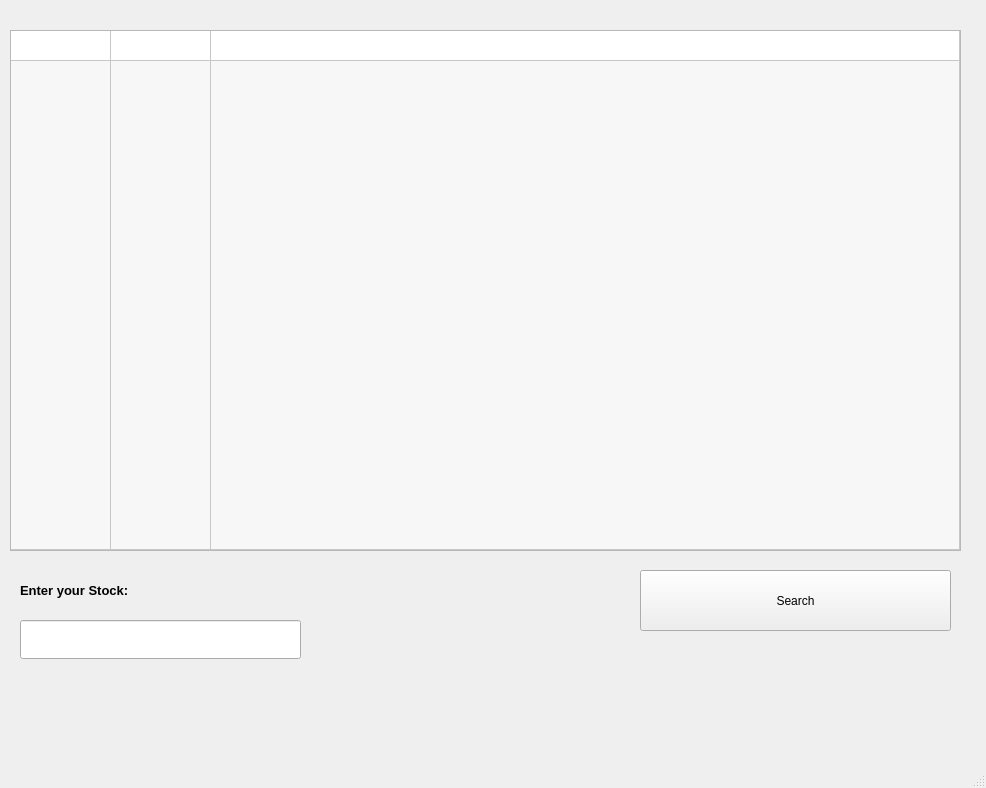
Above: main.ui from zethsqx/simple-qf-calc-py before the change. Below: the same form after it.
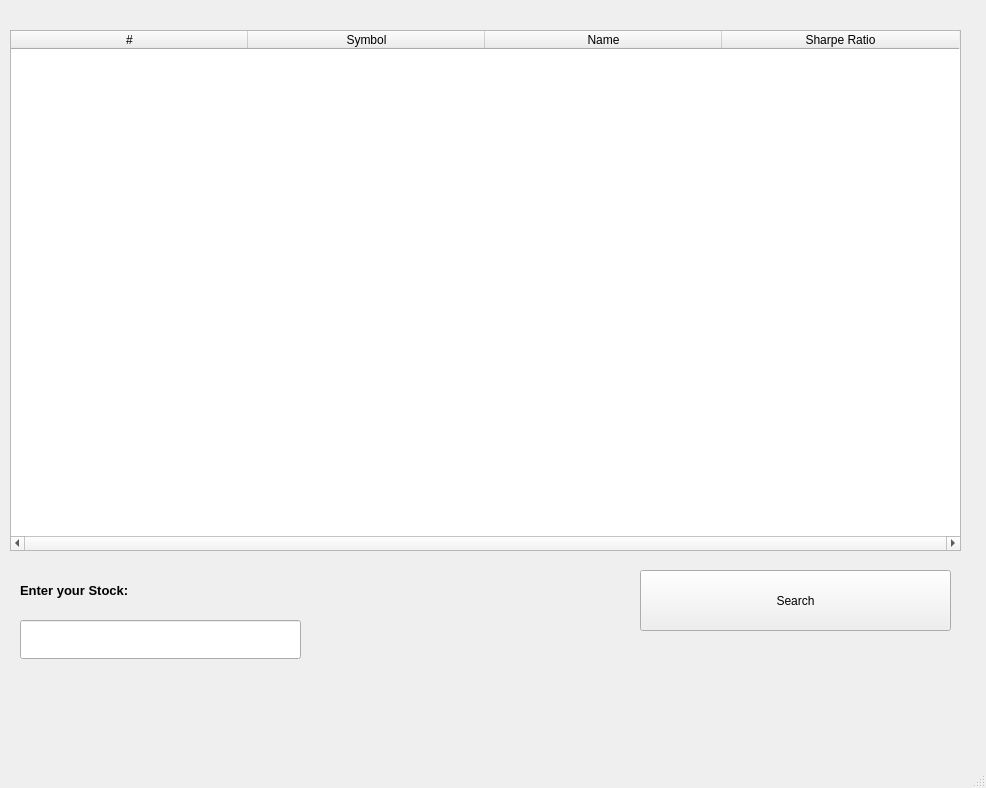
That is the form after the change.

Commit message: changes to ui now can add multiple stocks added gitignore to remove pycache

What changed in the file:
```diff
--- a/main.ui
+++ b/main.ui
@@ -29,6 +29,24 @@
       <height>521</height>
      </rect>
     </property>
+    <property name="sizePolicy">
+     <sizepolicy hsizetype="Expanding" vsizetype="Expanding">
+      <horstretch>0</horstretch>
+      <verstretch>0</verstretch>
+     </sizepolicy>
+    </property>
+    <property name="toolTip">
+     <string>&lt;html&gt;&lt;head/&gt;&lt;body&gt;&lt;p&gt;&lt;br/&gt;&lt;/p&gt;&lt;/body&gt;&lt;/html&gt;</string>
+    </property>
+    <property name="horizontalScrollBarPolicy">
+     <enum>Qt::ScrollBarAlwaysOn</enum>
+    </property>
+    <property name="sizeAdjustPolicy">
+     <enum>QAbstractScrollArea::AdjustToContents</enum>
+    </property>
+    <property name="editTriggers">
+     <set>QAbstractItemView::NoEditTriggers</set>
+    </property>
     <property name="dragDropOverwriteMode">
      <bool>true</bool>
     </property>
@@ -45,22 +63,25 @@
      <bool>true</bool>
     </property>
     <property name="rowCount">
-     <number>2</number>
+     <number>0</number>
     </property>
     <property name="columnCount">
-     <number>3</number>
+     <number>4</number>
     </property>
     <attribute name="horizontalHeaderVisible">
-     <bool>false</bool>
+     <bool>true</bool>
     </attribute>
     <attribute name="horizontalHeaderCascadingSectionResizes">
      <bool>true</bool>
     </attribute>
+    <attribute name="horizontalHeaderDefaultSectionSize">
+     <number>237</number>
+    </attribute>
     <attribute name="horizontalHeaderShowSortIndicator" stdset="0">
      <bool>true</bool>
     </attribute>
     <attribute name="horizontalHeaderStretchLastSection">
-     <bool>true</bool>
+     <bool>false</bool>
     </attribute>
     <attribute name="verticalHeaderVisible">
      <bool>false</bool>
@@ -68,17 +89,38 @@
     <attribute name="verticalHeaderCascadingSectionResizes">
      <bool>true</bool>
     </attribute>
+    <attribute name="verticalHeaderDefaultSectionSize">
+     <number>66</number>
+    </attribute>
+    <attribute name="verticalHeaderMinimumSectionSize">
+     <number>49</number>
+    </attribute>
     <attribute name="verticalHeaderShowSortIndicator" stdset="0">
      <bool>true</bool>
     </attribute>
     <attribute name="verticalHeaderStretchLastSection">
-     <bool>true</bool>
+     <bool>false</bool>
     </attribute>
-    <row/>
-    <row/>
-    <column/>
-    <column/>
-    <column/>
+    <column>
+     <property name="text">
+      <string>#</string>
+     </property>
+    </column>
+    <column>
+     <property name="text">
+      <string>Symbol</string>
+     </property>
+    </column>
+    <column>
+     <property name="text">
+      <string>Name</string>
+     </property>
+    </column>
+    <column>
+     <property name="text">
+      <string>Sharpe Ratio</string>
+     </property>
+    </column>
    </widget>
    <widget class="QLabel" name="label">
     <property name="geometry">
```
Left out of the diff: 8 changed lines with no effect on the pictures. The commit also changes 5 other files.
